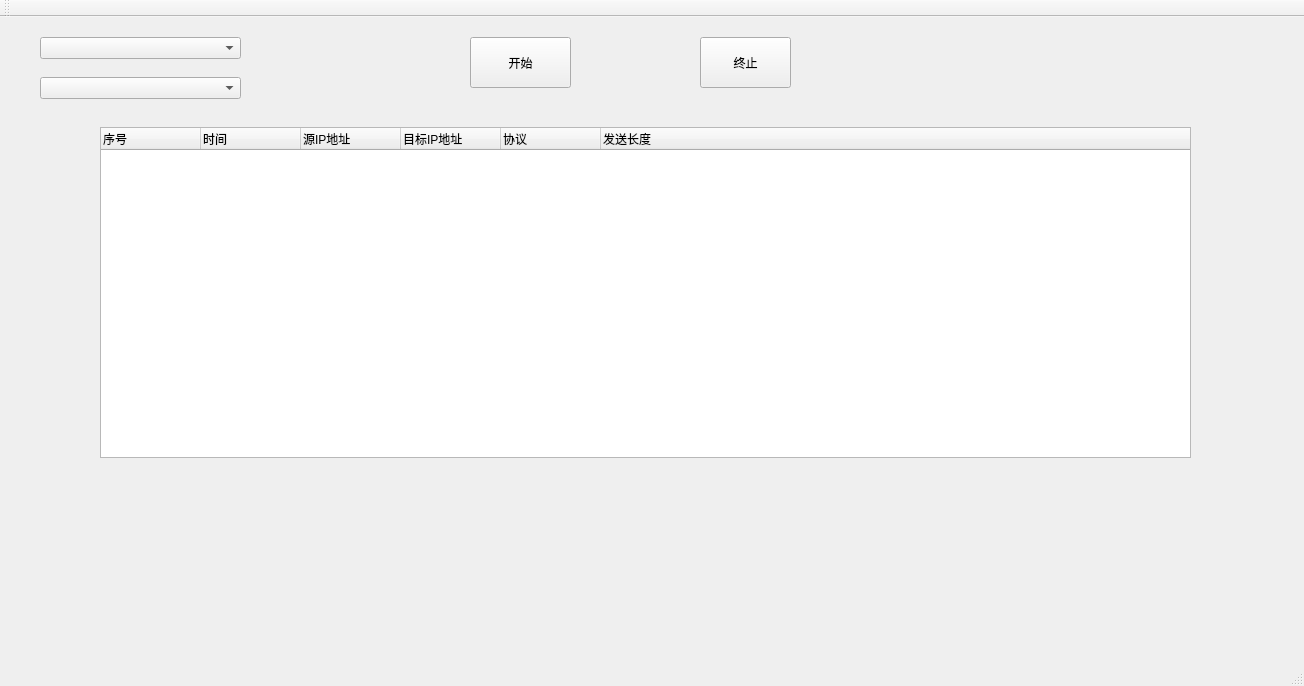
shinytang6/Sniffer, file mainwindow.ui: the form before one commit.
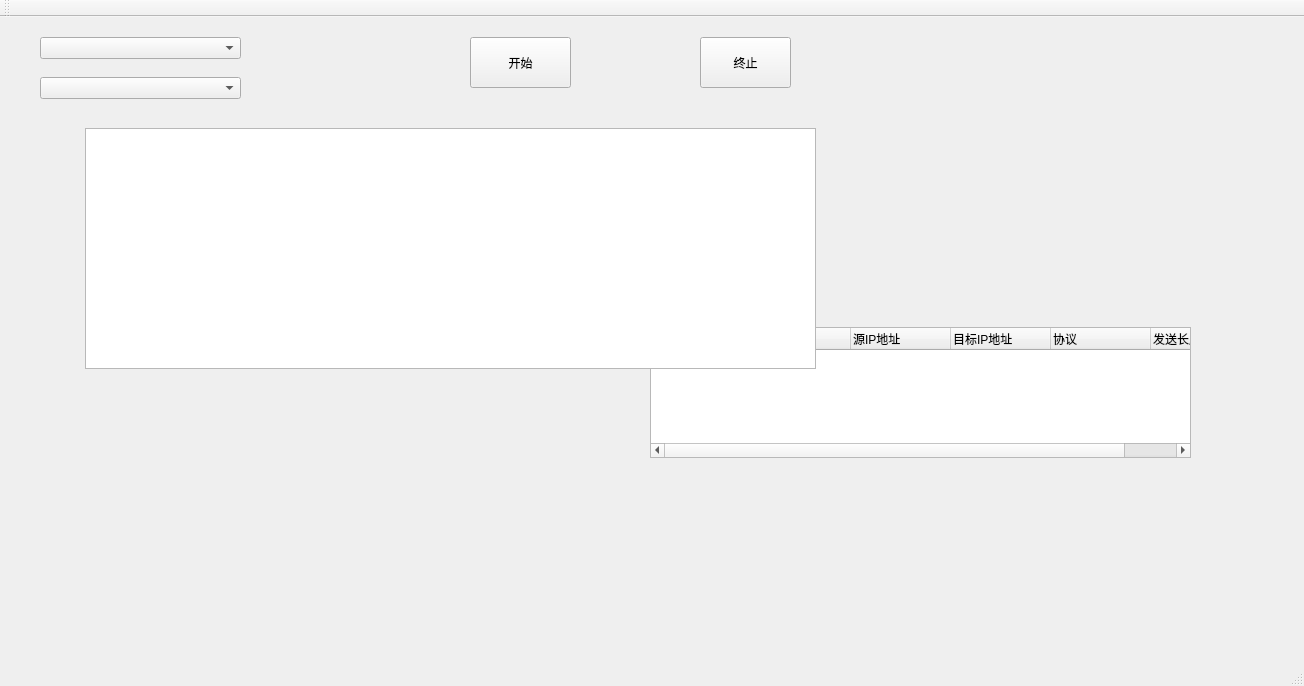
The form after the commit.

```diff
--- a/mainwindow.ui
+++ b/mainwindow.ui
@@ -63,10 +63,10 @@
    <widget class="QTreeWidget" name="treeWidget">
     <property name="geometry">
      <rect>
-      <x>100</x>
-      <y>110</y>
-      <width>1091</width>
-      <height>331</height>
+      <x>650</x>
+      <y>310</y>
+      <width>541</width>
+      <height>131</height>
      </rect>
     </property>
     <column>
@@ -99,6 +99,21 @@
       <string>发送长度</string>
      </property>
     </column>
+    <item>
+     <property name="text">
+      <string>ewq</string>
+     </property>
+    </item>
+   </widget>
+   <widget class="QTreeView" name="treeView">
+    <property name="geometry">
+     <rect>
+      <x>85</x>
+      <y>111</y>
+      <width>731</width>
+      <height>241</height>
+     </rect>
+    </property>
    </widget>
   </widget>
   <widget class="QMenuBar" name="menuBar">
```
